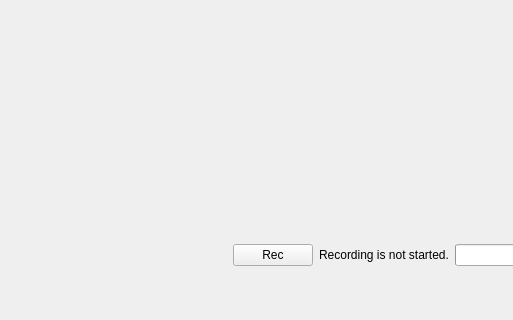
Before: the Qt Designer form mainwindow.ui in Constantor/fractals3d, drawn with Qt 5; both pictures show x 0 to 513 and y 294 to 614 of the 847 by 614 pixel window.
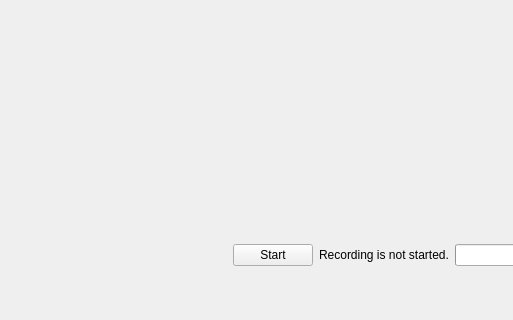
After: the same form once the commit is applied. Custom widgets are drawn as their Qt base class.

Commit message: Rec to start/stop

```diff
--- a/mainwindow.ui
+++ b/mainwindow.ui
@@ -248,7 +248,7 @@
           <item>
            <widget class="QPushButton" name="recordButton">
             <property name="text">
-             <string>Rec</string>
+             <string>Start</string>
             </property>
            </widget>
           </item>
```
The commit also changes 2 other files.
